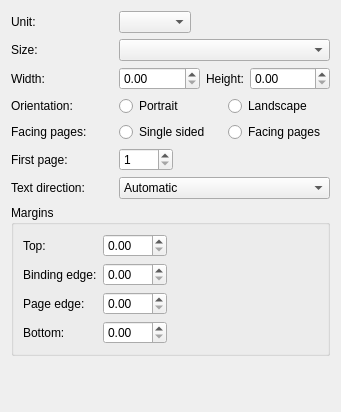
Before: the Qt Designer form libs/guiutils/KoPageLayoutWidget.ui in KDE/krita, drawn with Qt 5.
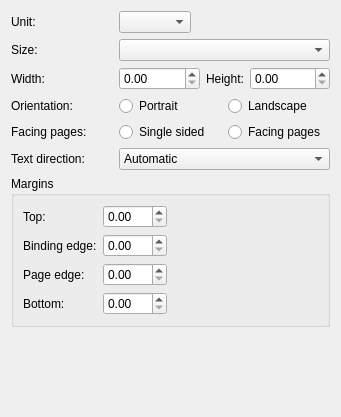
After: the same form once the commit is applied. Custom widgets are drawn as their Qt base class.

Commit message:
* removed startPage-logic cause we need to do that using KWPageStyle offsets * we don't special case the pagenumber/KWPage order any longer cause we need unique indexes starting by zero and need to do the page-spread/page-number logic within the KWPageStyle/KoPageLayout. * fixed crashes related to undo/redo pageinsert/pagedelete * did implement ODF loading+saving for text:page-adjust, text:select-page and text:fixed for pagenumber-variables * made things Q_SCRIPTABLE * unittests will be fixed/adapted asap
ok'd by Pinaraf :)

What changed in the file:
```diff
--- a/libs/guiutils/KoPageLayoutWidget.ui
+++ b/libs/guiutils/KoPageLayoutWidget.ui
@@ -6,7 +6,7 @@
     <x>0</x>
     <y>0</y>
     <width>341</width>
-    <height>412</height>
+    <height>417</height>
    </rect>
   </property>
   <layout class="QGridLayout" name="gridLayout" >
@@ -144,53 +144,13 @@
     </widget>
    </item>
    <item row="5" column="0" >
-    <widget class="QLabel" name="label_6" >
-     <property name="text" >
-      <string>First page:</string>
-     </property>
-     <property name="buddy" >
-      <cstring>firstPage</cstring>
-     </property>
-    </widget>
-   </item>
-   <item row="5" column="1" colspan="2" >
-    <layout class="QHBoxLayout" >
-     <item>
-      <widget class="QSpinBox" name="firstPage" >
-       <property name="minimum" >
-        <number>1</number>
-       </property>
-       <property name="maximum" >
-        <number>9999</number>
-       </property>
-       <property name="value" >
-        <number>1</number>
-       </property>
-      </widget>
-     </item>
-     <item>
-      <spacer>
-       <property name="orientation" >
-        <enum>Qt::Horizontal</enum>
-       </property>
-       <property name="sizeHint" stdset="0" >
-        <size>
-         <width>40</width>
-         <height>0</height>
-        </size>
-       </property>
-      </spacer>
-     </item>
-    </layout>
-   </item>
-   <item row="6" column="0" >
     <widget class="QLabel" name="directionLabel" >
      <property name="text" >
       <string>Text direction:</string>
      </property>
     </widget>
    </item>
-   <item row="6" column="1" colspan="2" >
+   <item row="5" column="1" colspan="2" >
     <widget class="QComboBox" name="textDirection" >
      <item>
       <property name="text" >
@@ -209,7 +169,7 @@
      </item>
     </widget>
    </item>
-   <item row="7" column="0" colspan="3" >
+   <item row="6" column="0" colspan="3" >
     <widget class="QGroupBox" name="margins" >
      <property name="title" >
       <string>Margins</string>
@@ -308,7 +268,7 @@
      </layout>
     </widget>
    </item>
-   <item row="8" column="0" colspan="3" >
+   <item row="7" column="0" colspan="3" >
     <spacer name="verticalSpacer" >
      <property name="orientation" >
       <enum>Qt::Vertical</enum>
```
Left out of the diff: 1 changed line with no effect on the pictures. The commit also changes 7 other files.
